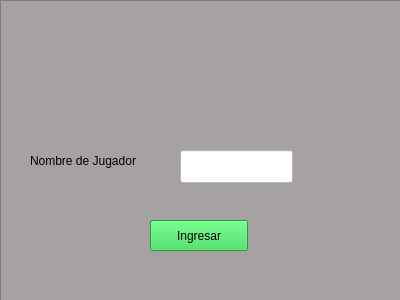
Above: ProyectoGalaga/menu.ui from brandoncc94/Galaga before the change. Below: the same form after it.
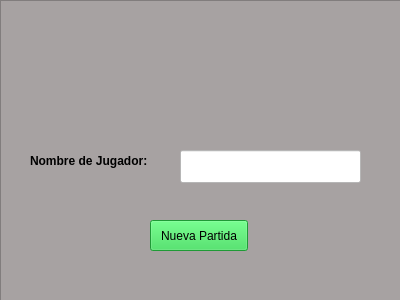
That is the form after the change. Icons and pictures are not drawn.

Commit message: Agregacion de Informacion

```diff
--- a/ProyectoGalaga/menu.ui
+++ b/ProyectoGalaga/menu.ui
@@ -36,12 +36,18 @@
      <rect>
       <x>30</x>
       <y>150</y>
-      <width>131</width>
+      <width>141</width>
       <height>21</height>
      </rect>
     </property>
+    <property name="font">
+     <font>
+      <weight>75</weight>
+      <bold>true</bold>
+     </font>
+    </property>
     <property name="text">
-     <string>Nombre de Jugador</string>
+     <string>Nombre de Jugador:</string>
     </property>
    </widget>
    <widget class="QLineEdit" name="nombre">
@@ -49,7 +55,7 @@
      <rect>
       <x>180</x>
       <y>150</y>
-      <width>113</width>
+      <width>181</width>
       <height>33</height>
      </rect>
     </property>
@@ -89,7 +95,7 @@
      <string notr="true">background-color: rgb(43, 215, 76);</string>
     </property>
     <property name="text">
-     <string>Ingresar</string>
+     <string>Nueva Partida</string>
     </property>
    </widget>
   </widget>
```
Left out of the diff: 3 changed lines with no effect on the pictures. The commit also changes 2 other files.
